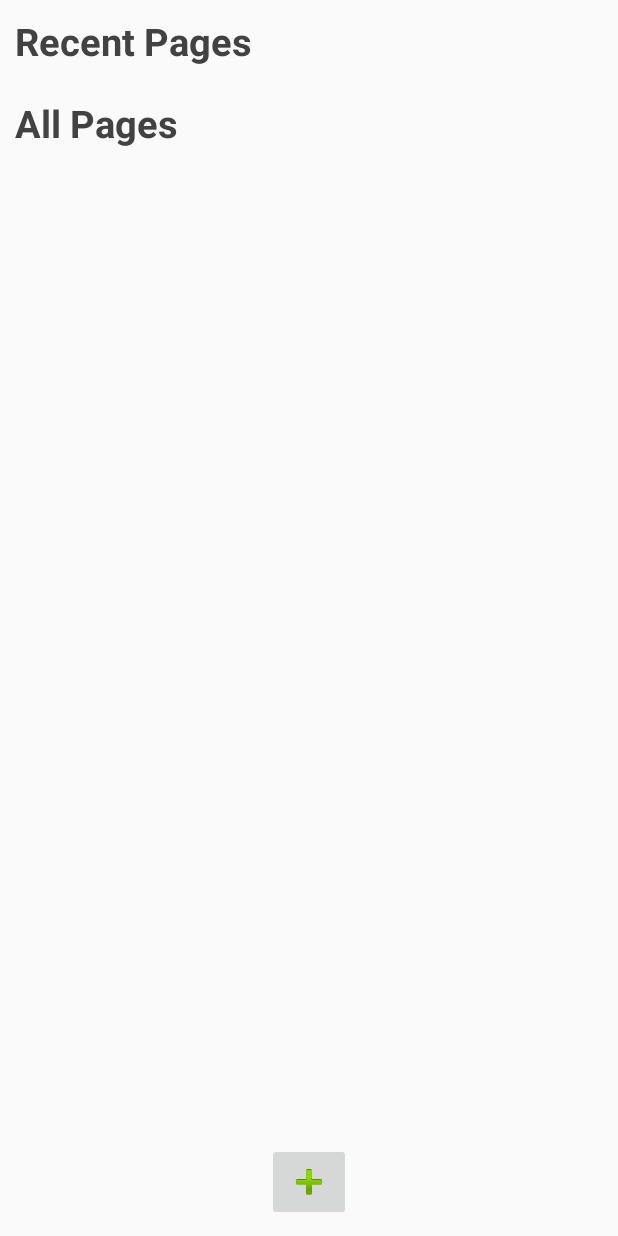
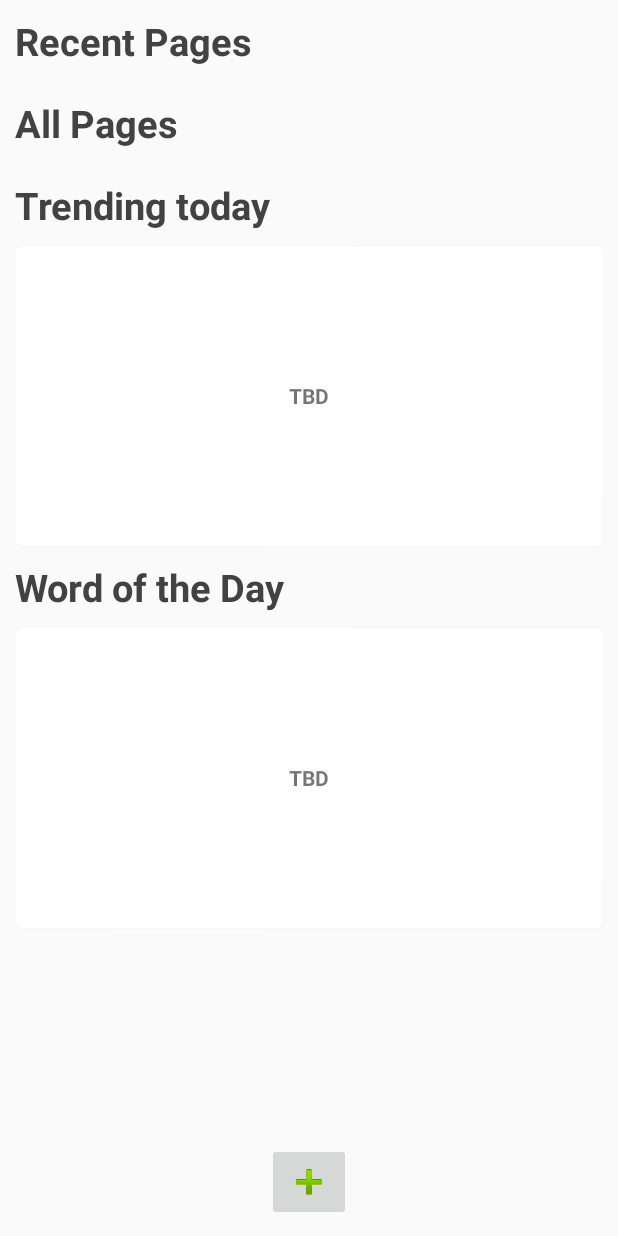
Before and after one commit to indradutt/vDiary, an Android app: the layout fragment_home.xml on its own in the app's theme, with its tools: preview values and no code run, on a phone screen of 412 x 824 dp. Run offline under Robolectric (Android 15) with nearby library versions, the phone set to English and light mode, and no system bars.

Commit message:
added placeholders for word_of_the_day and trending_today

```diff
--- a/app/src/main/res/layout/fragment_home.xml
+++ b/app/src/main/res/layout/fragment_home.xml
@@ -9,29 +9,55 @@
         <LinearLayout
             android:layout_width="match_parent"
             android:layout_height="wrap_content"
-            android:orientation="vertical">
+            android:orientation="vertical" >
 
-            <TextView style="@style/Header" android:text="@string/recent"/>
+            <TextView style="@style/HeaderTextView" android:text="@string/recent"/>
 
             <android.support.v7.widget.RecyclerView
                 android:id="@+id/blog_listRecent"
                 android:layout_width="match_parent"
                 android:layout_height="wrap_content"/>
 
-            <TextView style="@style/Header" android:text="@string/all"/>
+            <TextView style="@style/HeaderTextView" android:text="@string/all"/>
 
             <android.support.v7.widget.RecyclerView
                 android:id="@+id/blog_listAll"
                 android:layout_width="match_parent"
                 android:layout_height="wrap_content"/>
 
-            <TextView style="@style/Header" android:text="@string/drafts" android:visibility="gone"/>
+            <TextView style="@style/HeaderTextView" android:text="@string/drafts" android:visibility="gone"/>
 
             <android.support.v7.widget.RecyclerView
                 android:id="@+id/blog_listDrafts"
                 android:layout_width="match_parent"
                 android:layout_height="wrap_content"
                 android:visibility="gone"/>
+
+            <TextView style="@style/HeaderTextView" android:text="@string/trending_today" />
+
+            <android.support.v7.widget.CardView
+                style="@style/HomeStyleCard">
+
+                <TextView android:layout_width="wrap_content"
+                    android:layout_height="wrap_content"
+                    android:text="@string/todo"
+                    android:layout_gravity="center"/>
+            </android.support.v7.widget.CardView>
+
+
+            <TextView style="@style/HeaderTextView" android:text="@string/word_of_the_day" />
+
+            <android.support.v7.widget.CardView
+                style="@style/HomeStyleCard">
+
+                <TextView android:layout_width="wrap_content"
+                    android:layout_height="wrap_content"
+                    android:text="@string/todo"
+                    android:layout_gravity="center"/>
+            </android.support.v7.widget.CardView>
+
+            <!--Bottom Padding-->
+            <View android:layout_width="match_parent" android:layout_height="10dp" />
 
         </LinearLayout>
 
--- a/app/src/main/res/values/strings.xml
+++ b/app/src/main/res/values/strings.xml
@@ -24,4 +24,9 @@
     <string name="audio_blogs">Audio Blogs</string>
     <string name="video_blogs">vBlogs</string>
     <string name="drafts">My Drafts</string>
+    <string name="word_of_the_day">Word of the Day</string>
+    <string name="trending_today">Trending today</string>
+
+
+    <string name="todo"><b>TBD</b></string>
 </resources>
--- a/app/src/main/res/values/styles.xml
+++ b/app/src/main/res/values/styles.xml
@@ -17,7 +17,7 @@
 
     <style name="AppTheme.PopupOverlay" parent="ThemeOverlay.AppCompat.Light" />
 
-    <style name="Header" parent="android:Widget.TextView">
+    <style name="HeaderTextView" parent="android:Widget.TextView">
         <item name="android:layout_height">wrap_content</item>
         <item name="android:layout_width">wrap_content</item>
         <item name="android:textSize">25sp</item>
@@ -25,4 +25,15 @@
         <item name="android:textColor">@color/cardview_dark_background</item>
         <item name="android:layout_margin">10dp</item>
     </style>
+
+    <style name="HomeStyleCard" parent="CardView" >
+        <item name="android:layout_width">match_parent</item>
+        <item name="android:layout_height">wrap_content</item>
+        <item name="android:layout_marginLeft">10dp</item>
+        <item name="android:layout_marginRight">10dp</item>
+        <item name="cardCornerRadius">5dp</item>
+        <item name="cardElevation">2dp</item>
+        <item name="android:minHeight">200dp</item>
+        <!--<item name="cardBackgroundColor">@color/colorAccent</item>-->
+    </style>
 </resources>
```
